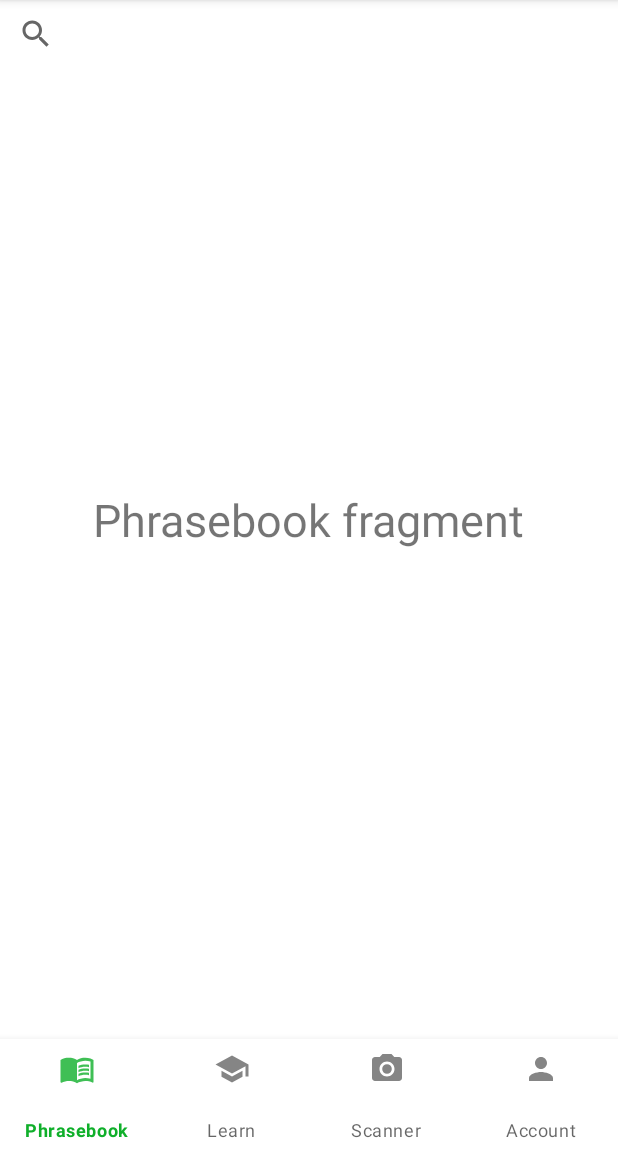
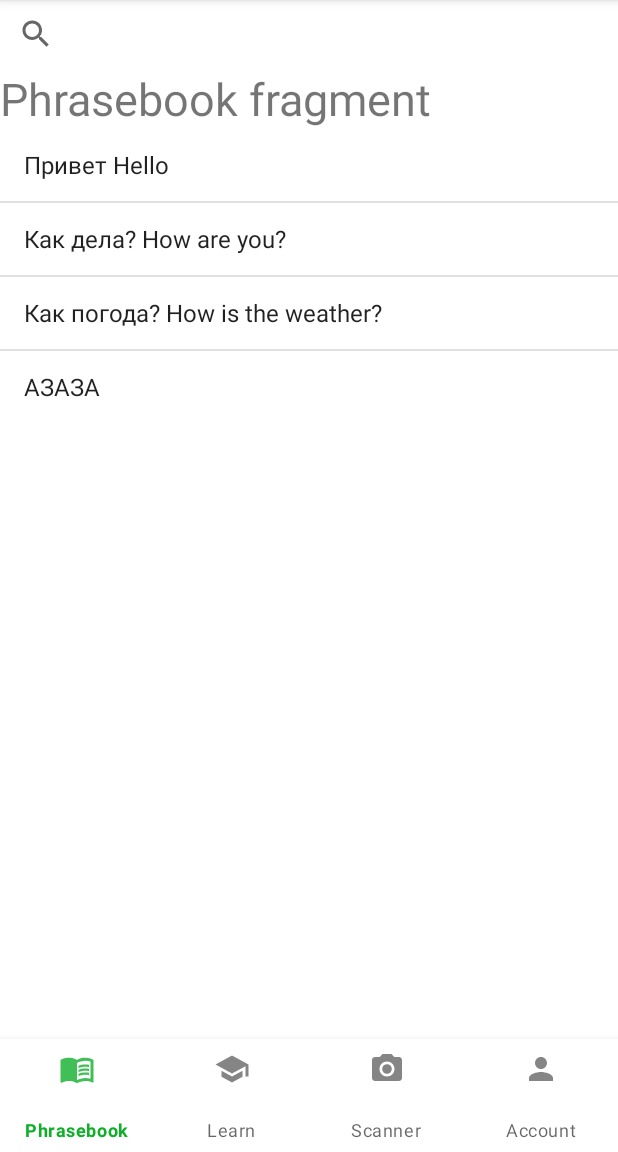
Before and after one commit to SMore-Napi/FSE_Project, an Android app: the screen it shows after launch (MainActivity), on a phone screen of 412 x 824 dp, the part 84-1236 px from its top. Run offline under Robolectric (Android 15) with nearby library versions, the phone set to English and light mode, and no system bars.

Commit message:
Working merge project

```diff
--- a/InnoRussian/app/src/main/AndroidManifest.xml
+++ b/InnoRussian/app/src/main/AndroidManifest.xml
@@ -11,7 +11,6 @@
         android:theme="@style/AppTheme">
         <activity android:name=".DailyQuizResultActivity"></activity>
         <activity android:name=".DailyQuizActivity" />
-        <activity android:name=".TestsActivity" />
         <activity android:name=".MainActivity">
             <intent-filter>
                 <action android:name="android.intent.action.MAIN" />
--- a/InnoRussian/app/src/main/java/com/example/innorussian/MainActivity.kt
+++ b/InnoRussian/app/src/main/java/com/example/innorussian/MainActivity.kt
@@ -17,7 +17,7 @@ class MainActivity : AppCompatActivity() {
         setCurrentFragment(phrasebookFragment)
 
         bottomNavigationView.setOnNavigationItemSelectedListener {
-            when(it.itemId) {
+            when (it.itemId) {
                 R.id.miPhrasebook -> setCurrentFragment(phrasebookFragment)
                 R.id.miLearn -> setCurrentFragment(learnFragment)
                 R.id.miScanner -> setCurrentFragment(scannerFragment)
--- a/InnoRussian/app/src/main/java/com/example/innorussian/PhrasebookFragment.kt
+++ b/InnoRussian/app/src/main/java/com/example/innorussian/PhrasebookFragment.kt
@@ -1,6 +1,33 @@
 package com.example.innorussian
 
+import android.os.Bundle
+import android.view.View
+import android.widget.ArrayAdapter
 import androidx.fragment.app.Fragment
+import kotlinx.android.synthetic.main.fragment_phrasebook.*
 
-class PhrasebookFragment : Fragment(R.layout.fragment_phrasebook){
+class PhrasebookFragment : Fragment(R.layout.fragment_phrasebook) {
+    override fun onViewCreated(view: View, savedInstanceState: Bundle?) {
+        super.onCreate(savedInstanceState)
+
+        val phrasesArray: ArrayList<String> = getPhrases()
+
+        val adapter = activity?.let {
+            ArrayAdapter<String>(
+                it, android.R.layout.simple_list_item_1, phrasesArray
+            )
+        }
+        phrases.adapter = adapter
+    }
+
+    private fun getPhrases(): ArrayList<String> {
+        val phrasesArray: ArrayList<String> = ArrayList()
+        phrasesArray.add("Привет Hello")
+        phrasesArray.add("Как дела? How are you?")
+        phrasesArray.add("Как погода? How is the weather?")
+        phrasesArray.add("АЗАЗА")
+
+
+        return phrasesArray
+    }
 }
--- a/InnoRussian/app/src/main/res/layout/fragment_phrasebook.xml
+++ b/InnoRussian/app/src/main/res/layout/fragment_phrasebook.xml
@@ -1,10 +1,20 @@
 <?xml version="1.0" encoding="utf-8"?>
-<androidx.constraintlayout.widget.ConstraintLayout xmlns:android="http://schemas.android.com/apk/res/android"
+<LinearLayout xmlns:android="http://schemas.android.com/apk/res/android"
     xmlns:app="http://schemas.android.com/apk/res-auto"
     xmlns:tools="http://schemas.android.com/tools"
     android:layout_width="match_parent"
     android:layout_height="match_parent"
+    android:orientation="vertical"
     tools:context=".MainActivity">
+
+    <SearchView
+        android:id="@+id/svSearchView"
+        android:layout_width="match_parent"
+        android:layout_height="45dp"
+        android:autofillHints="Search"
+        app:layout_constraintEnd_toEndOf="parent"
+        app:layout_constraintStart_toStartOf="parent"
+        app:layout_constraintTop_toTopOf="parent" />
 
     <TextView
         android:id="@+id/tvPhrasebook"
@@ -17,14 +27,10 @@
         app:layout_constraintStart_toStartOf="parent"
         app:layout_constraintTop_toTopOf="parent" />
 
-    <SearchView
-        android:id="@+id/svSearchView"
+    <ListView
+        android:id="@+id/phrases"
         android:layout_width="match_parent"
-        android:layout_height="45dp"
-        android:autofillHints="Search"
-        app:layout_constraintEnd_toEndOf="parent"
-        app:layout_constraintStart_toStartOf="parent"
-        app:layout_constraintTop_toTopOf="parent" />
+        android:layout_height="wrap_content" />
 
 
-</androidx.constraintlayout.widget.ConstraintLayout>
+</LinearLayout>
```
Also changed, not shown: InnoRussian/app/src/main/java/com/example/innorussian/LearnFragment.kt (+26 -1 lines), InnoRussian/app/src/main/java/com/example/innorussian/TestsActivity.kt (deleted, +0 -31 lines), InnoRussian/app/src/main/res/layout/activity_tests.xml (deleted, +0 -15 lines), InnoRussian/app/src/main/res/layout/fragment_learn.xml (+6 -13 lines), 86 other files.
